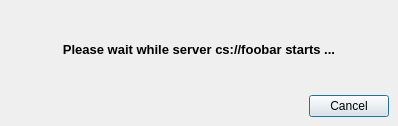
Old version of the form Qt/Components/Resources/UI/pqServerStartupDialog.ui in the repository wildmichael/ParaView3-enhancements-old.
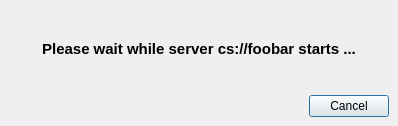
New version of the form.

Diff of the .ui file:
```diff
--- a/Qt/Components/Resources/UI/pqServerStartupDialog.ui
+++ b/Qt/Components/Resources/UI/pqServerStartupDialog.ui
@@ -26,8 +26,8 @@
     <widget class="QLabel" name="message" >
      <property name="font" >
       <font>
-       <family>MS Shell Dlg 2</family>
-       <pointsize>10</pointsize>
+       <family>Lucida Grande</family>
+       <pointsize>11</pointsize>
        <weight>75</weight>
        <italic>false</italic>
        <bold>true</bold>
```
Left out of the diff: 4 changed lines with no effect on the pictures.
